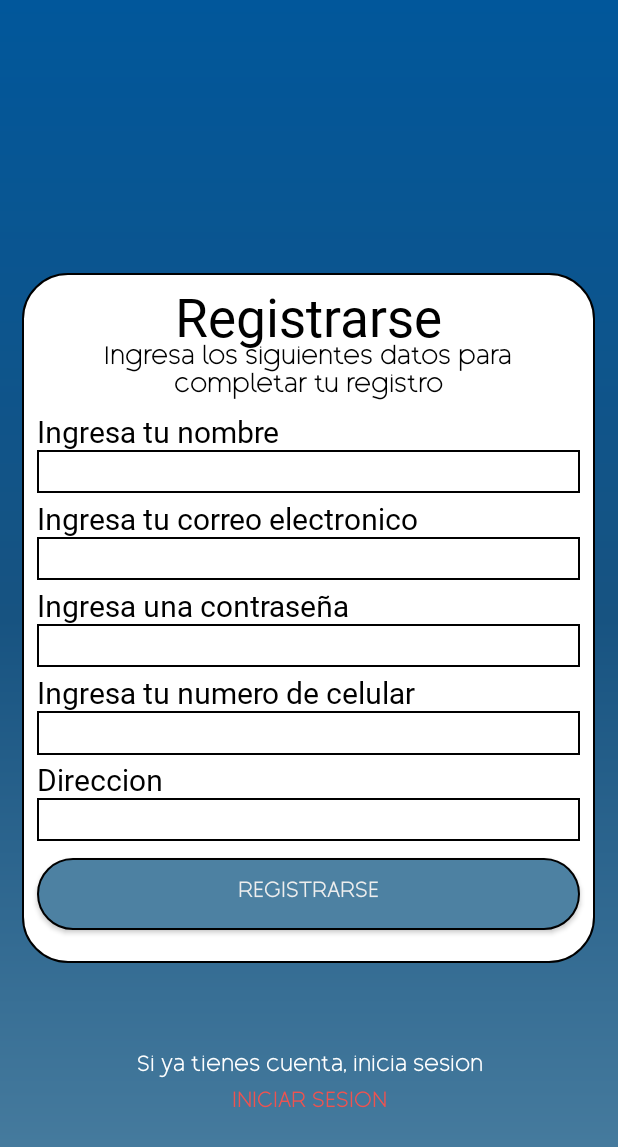
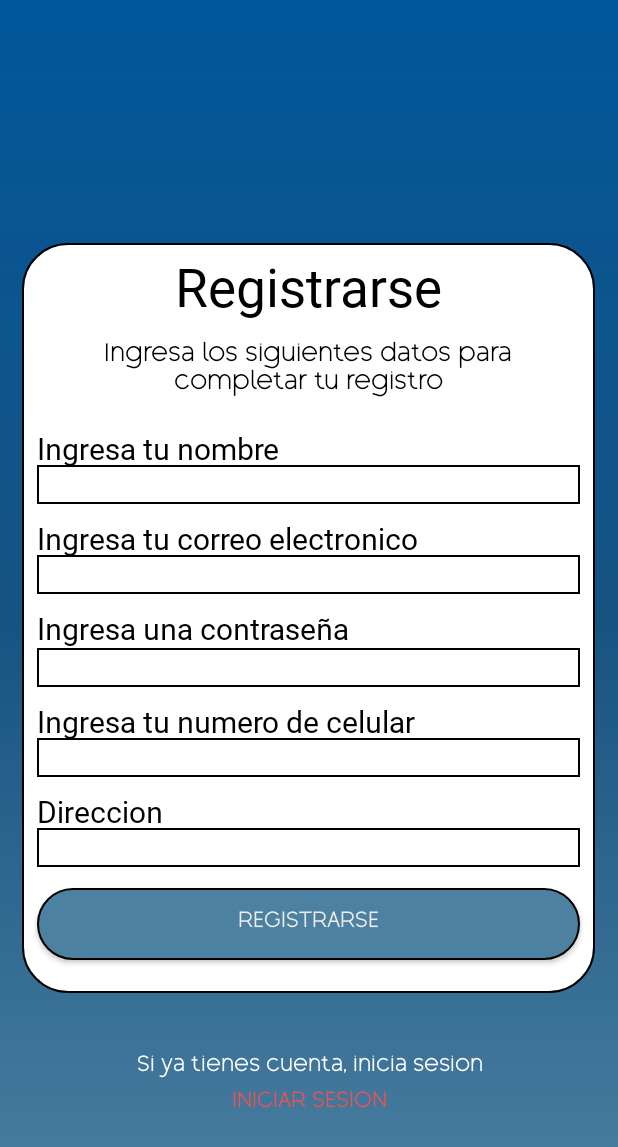
Before and after one commit to Brayanpv28/appFastFoodF, an Android app built with Jetpack Compose: the Registro screen opened directly, with no data from a screen before it, on a phone screen of 412 x 824 dp. Shown: the top 1147 px of the screen. Run offline under Robolectric (Android 15) with nearby library versions, the phone set to English and light mode, and no system bars.

Commit message:
mejoras app

```diff
--- a/app/build.gradle.kts
+++ b/app/build.gradle.kts
@@ -73,4 +73,5 @@ dependencies {
     implementation(platform("com.google.firebase:firebase-bom:33.0.0"))
     implementation("com.google.firebase:firebase-analytics")
     implementation("com.google.firebase:firebase-database-ktx")
+    implementation("com.google.firebase:firebase-auth")
 }
--- a/app/src/main/java/com/example/appfastfood/Registro.kt
+++ b/app/src/main/java/com/example/appfastfood/Registro.kt
@@ -1,11 +1,19 @@
 package com.example.appfastfood
 
+import android.content.Intent
 import android.os.Bundle
+import android.widget.Button
 import androidx.activity.ComponentActivity
 
 class Registro : ComponentActivity() {
     override fun onCreate(savedInstanceState: Bundle?) {
         super.onCreate(savedInstanceState)
         setContentView(R.layout.registro)
+
+        val buttonInicio: Button = findViewById(R.id.irIniciarSesion)
+        buttonInicio.setOnClickListener {
+            val intent: Intent = Intent(this, InicioSesion::class.java)
+            startActivity(intent)
+        }
     }
 }
--- a/app/src/main/res/layout/registro.xml
+++ b/app/src/main/res/layout/registro.xml
@@ -6,10 +6,11 @@
     android:background="@drawable/fondo_difuminado"
     tools:context=".Registro">
 
+
     <RelativeLayout
         android:id="@+id/viewregistro"
         android:layout_width="match_parent"
-        android:layout_height="460dp"
+        android:layout_height="500dp"
         android:layout_marginStart="30dp"
         android:layout_centerHorizontal="true"
         android:layout_centerVertical="true"
@@ -33,7 +34,7 @@
             android:text="Ingresa los siguientes datos para completar tu registro"
             android:layout_marginStart="10dp"
             android:layout_marginEnd="10dp"
-            android:layout_marginTop="45dp"
+            android:layout_marginTop="63dp"
             android:textAlignment="center"
             android:textSize="16dp"
             android:textColor="@color/black"
@@ -42,7 +43,7 @@
         <TextView
             android:layout_width="match_parent"
             android:layout_height="wrap_content"
-            android:layout_marginTop="92dp"
+            android:layout_marginTop="123dp"
             android:text="Ingresa tu nombre"
             android:textColor="@color/black"
             android:fontFamily="@font/bondstory"
@@ -55,18 +56,19 @@
             android:id="@+id/txtNombreRegistro"
             android:layout_width="match_parent"
             android:layout_height="wrap_content"
-            android:layout_marginTop="118dp"
+            android:layout_marginTop="148dp"
             android:layout_marginStart="10dp"
             android:layout_marginEnd="10dp"
             android:fontFamily="@font/brandinksans"
             android:background="@drawable/bordespago"
             android:ems="10"
+            android:textSize="16dp"
             android:inputType="text"/>
 
         <TextView
             android:layout_width="match_parent"
             android:layout_height="wrap_content"
-            android:layout_marginTop="150dp"
+            android:layout_marginTop="183dp"
             android:text="Ingresa tu correo electronico"
             android:textColor="@color/black"
             android:fontFamily="@font/bondstory"
@@ -79,42 +81,44 @@
             android:id="@+id/CorreoUser"
             android:layout_width="match_parent"
             android:layout_height="wrap_content"
-            android:layout_marginTop="176dp"
+            android:layout_marginTop="208dp"
             android:layout_marginStart="10dp"
             android:layout_marginEnd="10dp"
             android:fontFamily="@font/brandinksans"
             android:background="@drawable/bordespago"
             android:ems="10"
+            android:textSize="16dp"
             android:inputType="textEmailAddress" />
 
         <TextView
             android:layout_width="match_parent"
             android:layout_height="wrap_content"
-            android:layout_marginTop="208dp"
+            android:layout_marginStart="10dp"
+            android:layout_marginTop="243dp"
+            android:layout_marginEnd="10dp"
+            android:fontFamily="@font/bondstory"
             android:text="Ingresa una contraseña"
+            android:textAlignment="textStart"
             android:textColor="@color/black"
-            android:fontFamily="@font/bondstory"
-            android:textAlignment="textStart"
-            android:layout_marginStart="10dp"
-            android:layout_marginEnd="10dp"
             android:textSize="20dp"/>
 
         <EditText
             android:id="@+id/ContraseñaUser"
             android:layout_width="match_parent"
             android:layout_height="wrap_content"
-            android:layout_marginTop="234dp"
+            android:layout_marginTop="270dp"
             android:layout_marginStart="10dp"
             android:layout_marginEnd="10dp"
             android:fontFamily="@font/brandinksans"
             android:background="@drawable/bordespago"
             android:ems="10"
+            android:textSize="16dp"
             android:inputType="textPassword"/>
 
         <TextView
             android:layout_width="match_parent"
             android:layout_height="wrap_content"
-            android:layout_marginTop="266dp"
+            android:layout_marginTop="305dp"
             android:text="Ingresa tu numero de celular"
             android:fontFamily="@font/bondstory"
             android:textColor="@color/black"
@@ -127,11 +131,12 @@
             android:id="@+id/NumeroCelular"
             android:layout_width="match_parent"
             android:layout_height="wrap_content"
-            android:layout_marginTop="292dp"
+            android:layout_marginTop="330dp"
             android:layout_marginStart="10dp"
             android:layout_marginEnd="10dp"
             android:ems="10"
-            fontFamily="@font/brandinksans"
+            android:textSize="16dp"
+            android:fontFamily="@font/brandinksans"
             android:background="@drawable/bordespago"
             android:inputType="phone" />
 
@@ -140,7 +145,7 @@
             android:layout_height="wrap_content"
             android:layout_marginStart="10dp"
             android:layout_marginEnd="10dp"
-            android:layout_marginTop="324dp"
+            android:layout_marginTop="365dp"
             android:text="Direccion"
             android:fontFamily="@font/bondstory"
             android:textAlignment="textStart"
@@ -151,11 +156,12 @@
             android:id="@+id/DireccionUser"
             android:layout_width="match_parent"
             android:layout_height="wrap_content"
-            android:layout_marginTop="350dp"
+            android:layout_marginTop="390dp"
             android:layout_marginStart="10dp"
             android:layout_marginEnd="10dp"
             android:fontFamily="@font/brandinksans"
             android:ems="10"
+            android:textSize="16dp"
             android:background="@drawable/bordespago"
             android:inputType="textPostalAddress"/>
 
@@ -163,7 +169,7 @@
             android:id="@+id/compleRegis"
             android:layout_width="match_parent"
             android:layout_height="wrap_content"
-            android:layout_marginTop="390dp"
+            android:layout_marginTop="430dp"
             android:layout_marginStart="10dp"
             android:layout_marginEnd="10dp"
             android:fontFamily="@font/brandinksans"
```
Also changed, not shown: app/src/main/java/com/example/appfastfood/InicioSesion.kt (+8 -0 lines), app/src/main/res/layout/iniciosesion.xml (+7 -7 lines).
